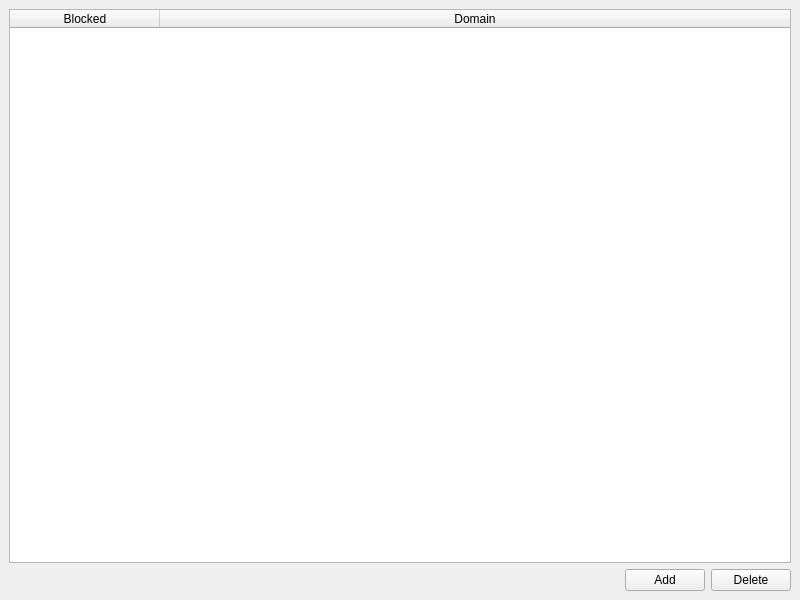
Old version of the form 2.x/UI/dooble_blocked_domains.ui in the repository textbrowser/dooble.
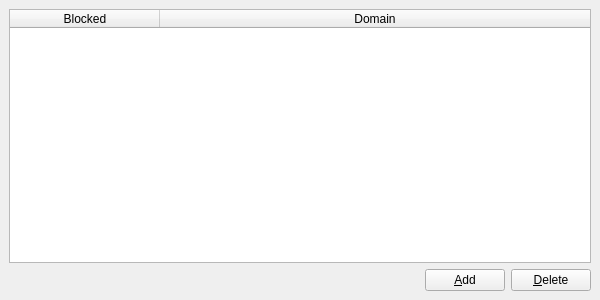
New version of the form. Icons and pictures are not drawn.

Diff of the .ui file:
```diff
--- a/2.x/UI/dooble_blocked_domains.ui
+++ b/2.x/UI/dooble_blocked_domains.ui
@@ -6,8 +6,8 @@
    <rect>
     <x>0</x>
     <y>0</y>
-    <width>800</width>
-    <height>600</height>
+    <width>600</width>
+    <height>300</height>
    </rect>
   </property>
   <property name="windowTitle">
@@ -75,14 +75,14 @@
       <item>
        <widget class="QPushButton" name="add">
         <property name="text">
-         <string>Add</string>
+         <string>&amp;Add</string>
         </property>
        </widget>
       </item>
       <item>
        <widget class="QPushButton" name="delete_rows">
         <property name="text">
-         <string>Delete</string>
+         <string>&amp;Delete</string>
         </property>
        </widget>
       </item>
```
